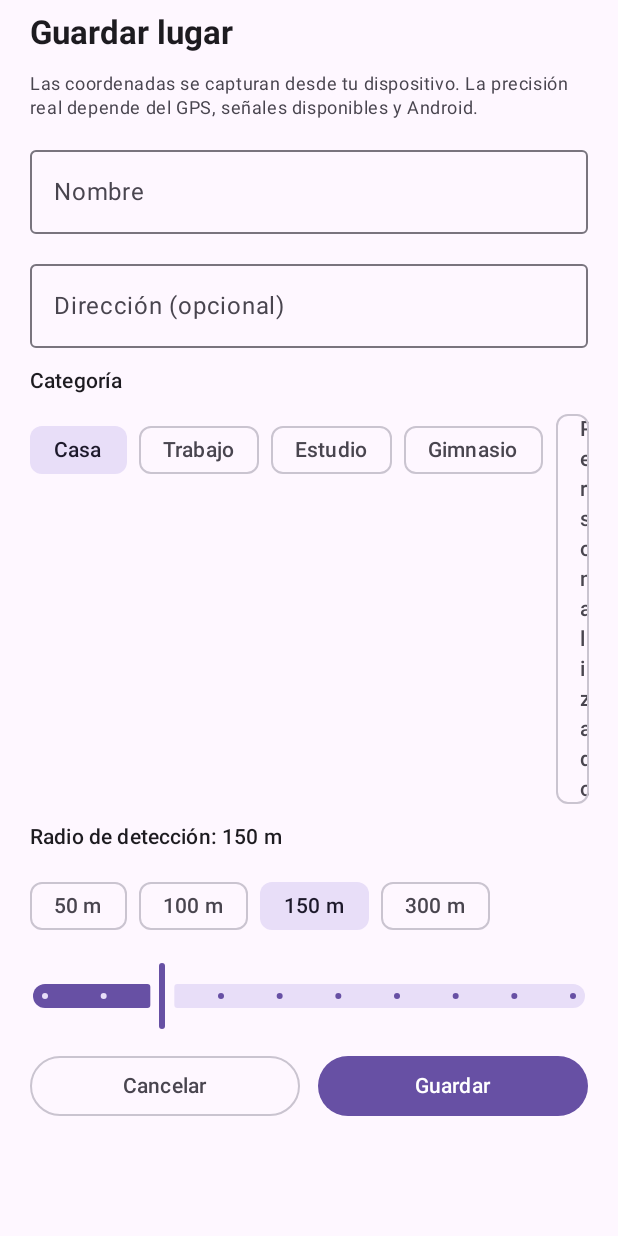
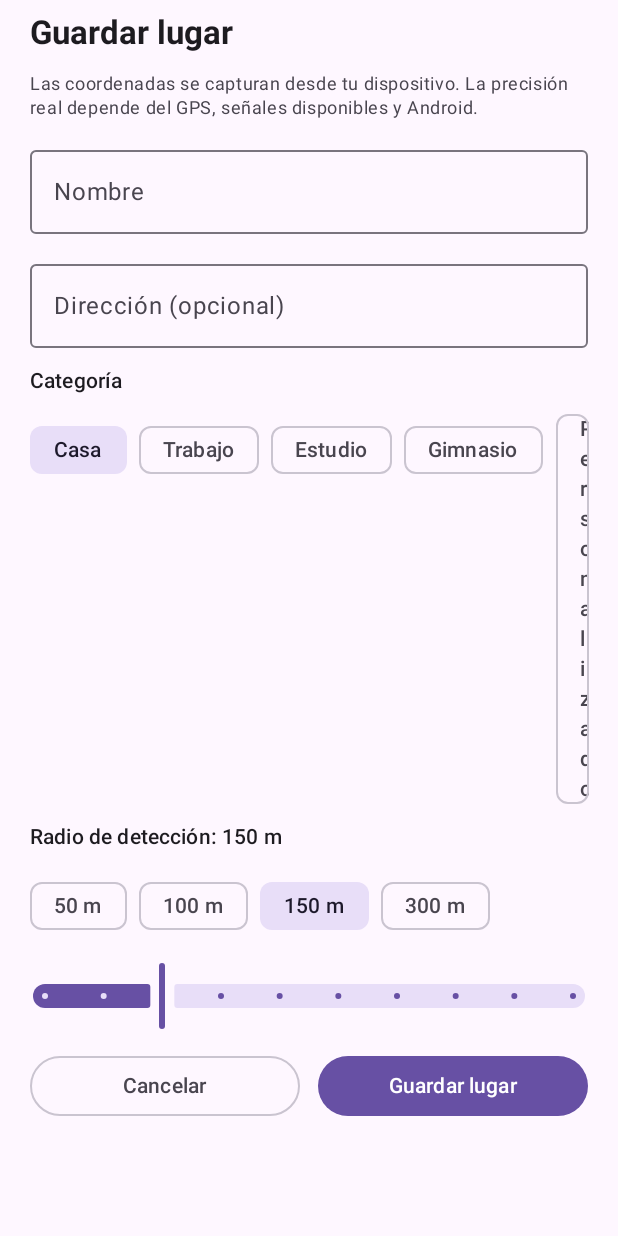
Before and after one commit to Norvyz/Punto, an Android app built with Jetpack Compose: the composable LocationEditor shown on its own in the app's theme, on a phone screen of 412 x 824 dp. Run offline under Robolectric (Android 15) with nearby library versions, the phone set to English and light mode, and no system bars.

Commit message:
Make location editor scrollable and show save button clearly

```diff
--- a/app/src/main/java/com/punto/app/presentation/map/MapScreen.kt
+++ b/app/src/main/java/com/punto/app/presentation/map/MapScreen.kt
@@ -15,13 +15,16 @@ import androidx.compose.foundation.layout.Spacer
 import androidx.compose.foundation.layout.fillMaxSize
 import androidx.compose.foundation.layout.fillMaxWidth
 import androidx.compose.foundation.layout.height
+import androidx.compose.foundation.layout.imePadding
 import androidx.compose.foundation.layout.padding
 import androidx.compose.foundation.layout.size
 import androidx.compose.foundation.layout.width
 import androidx.compose.foundation.lazy.LazyColumn
 import androidx.compose.foundation.lazy.items
+import androidx.compose.foundation.rememberScrollState
 import androidx.compose.foundation.shape.CircleShape
 import androidx.compose.foundation.shape.RoundedCornerShape
+import androidx.compose.foundation.verticalScroll
 import androidx.compose.material.icons.Icons
 import androidx.compose.material.icons.outlined.AddLocationAlt
 import androidx.compose.material.icons.outlined.Delete
@@ -357,7 +360,14 @@ private fun LocationEditor(
     onCancel: () -> Unit,
 ) {
     val draft = state.draft
-    Column(Modifier.fillMaxWidth().padding(horizontal = 20.dp, vertical = 8.dp), verticalArrangement = Arrangement.spacedBy(12.dp)) {
+    Column(
+        Modifier
+            .fillMaxWidth()
+            .verticalScroll(rememberScrollState())
+            .imePadding()
+            .padding(horizontal = 20.dp, vertical = 8.dp),
+        verticalArrangement = Arrangement.spacedBy(12.dp),
+    ) {
         Text(if (state.isEditing) "Editar lugar" else "Guardar lugar", style = MaterialTheme.typography.titleLarge, fontWeight = FontWeight.Bold)
         Text(
             "Las coordenadas se capturan desde tu dispositivo. La precisión real depende del GPS, señales disponibles y Android.",
@@ -393,13 +403,13 @@ private fun LocationEditor(
         }
         Slider(value = draft.radiusMeters.toFloat(), onValueChange = { onRadius(it.toInt()) }, valueRange = 50f..500f, steps = 8)
 
-        Row(horizontalArrangement = Arrangement.spacedBy(12.dp)) {
+        Row(horizontalArrangement = Arrangement.spacedBy(12.dp), modifier = Modifier.fillMaxWidth()) {
             OutlinedButton(onClick = onCancel, modifier = Modifier.weight(1f)) { Text("Cancelar") }
             Button(onClick = onSave, enabled = !state.isSaving, modifier = Modifier.weight(1f)) {
-                Text(if (state.isSaving) "Guardando..." else "Guardar")
+                Text(if (state.isSaving) "Guardando..." else "Guardar lugar")
             }
         }
-        Spacer(Modifier.height(24.dp))
+        Spacer(Modifier.height(32.dp))
     }
 }
 
```
